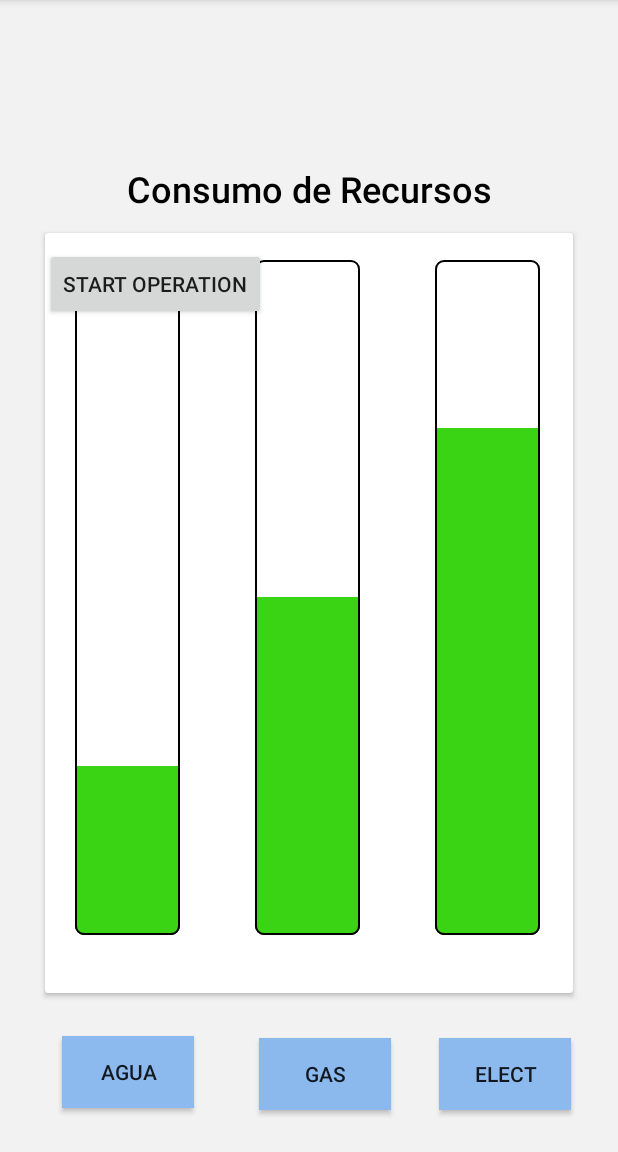
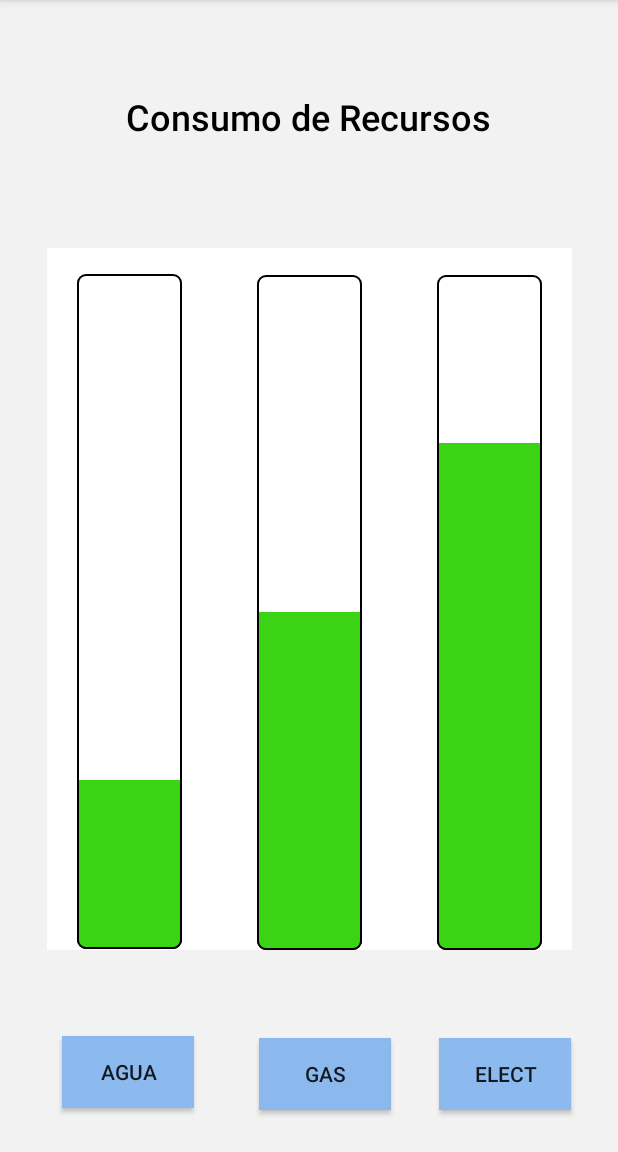
Before and after one commit to pipo2310/Sensors, an Android app: the Semaforos screen opened directly, with no data from a screen before it, on a phone screen of 412 x 824 dp, the part 84-1236 px from its top. Run offline under Robolectric (Android 15) with nearby library versions, the phone set to English and light mode, and no system bars.

Commit message:
Arreglar barras

```diff
--- a/AppSensores/app/src/main/java/com/example/appsensores/Semaforos.kt
+++ b/AppSensores/app/src/main/java/com/example/appsensores/Semaforos.kt
@@ -9,10 +9,11 @@ import android.widget.RelativeLayout
 import android.widget.TextView
 import android.widget.ProgressBar
 import android.os.Handler
+import kotlin.concurrent.thread
 
 
 class Semaforos : AppCompatActivity() {
-    private var progressStatus = 0
+    private var progressStatus = 50
     private val handler = Handler()
 
     override fun onCreate(savedInstanceState: Bundle?) {
@@ -20,21 +21,21 @@ class Semaforos : AppCompatActivity() {
         setContentView(R.layout.activity_semaforos)
 
         // Get the widgets reference from XML layout
-        val btn = findViewById(R.id.btn) as Button
-        val tv = findViewById(R.id.titulo) as TextView
-        val pb = findViewById(R.id.bar_agua) as ProgressBar
+        var btn = findViewById<Button>(R.id.btn_agua)
+        var tv = findViewById<TextView>(R.id.titulo)
+        var pb = findViewById<ProgressBar>(R.id.bar_agua)
 
         btn.setOnClickListener {
-            // Set the progress status zero on each button click
             progressStatus = 0
 
             // Start the lengthy operation in a background thread
-            Thread(Runnable {
-                while (progressStatus < 100) {
+            val thread = Thread {
+                while (progressStatus < 200) {
                     // Update the progress status
-                    progressStatus += 1
+                    progressStatus += 5
 
                     // Try to sleep the thread for 20 milliseconds
+
                     try {
                         Thread.sleep(20)
                     } catch (e: InterruptedException) {
@@ -47,13 +48,15 @@ class Semaforos : AppCompatActivity() {
                         // Show the progress on TextView
                         tv.text = progressStatus.toString() + ""
                         // If task execution completed
-                        if (progressStatus == 100) {
+                        if (progressStatus == 200) {
                             // Set a message of completion
                             tv.text = "Operation completed."
                         }
                     }
                 }
-            }).start() // Start the operation
+            }
+
+            thread.start()
         }
     }
 }
--- a/AppSensores/app/src/main/res/layout/activity_semaforos.xml
+++ b/AppSensores/app/src/main/res/layout/activity_semaforos.xml
@@ -5,7 +5,7 @@
         xmlns:app="http://schemas.android.com/apk/res-auto"
         android:layout_width="match_parent"
         android:layout_height="match_parent"
-        tools:context=".Semaforos" android:background="#F2F2F2">
+        tools:context=".Semaforos" android:background="#F2F2F2" android:id="@+id/pantalla">
 
     <Button
             android:text="Agua"
@@ -31,29 +31,31 @@
             app:layout_constraintStart_toEndOf="@+id/btn_agua" app:layout_constraintEnd_toStartOf="@+id/btn_elect"
             android:layout_marginBottom="28dp" app:layout_constraintBottom_toBottomOf="parent"
             app:layout_constraintHorizontal_bias="0.5"
-            app:layout_constraintTop_toBottomOf="@+id/cardView" app:layout_constraintVertical_bias="1.0"/>
+            app:layout_constraintTop_toBottomOf="@+id/frameLayout" app:layout_constraintVertical_bias="1.0"/>
     <TextView
             android:text="Consumo de Recursos"
             android:layout_width="wrap_content"
             android:layout_height="wrap_content"
             android:id="@+id/titulo" app:fontFamily="sans-serif-medium"
             android:textSize="24sp" android:textColor="#000000" app:layout_constraintTop_toTopOf="parent"
-            app:layout_constraintStart_toStartOf="parent" android:layout_marginTop="109dp"
-            app:layout_constraintEnd_toEndOf="parent" app:layout_constraintHorizontal_bias="0.5"
-    />
-    <androidx.cardview.widget.CardView
-            android:layout_width="0dp"
-            android:layout_height="0dp"
-            android:id="@+id/cardView" android:layout_marginTop="155dp"
-            android:layout_marginBottom="30dp" app:layout_constraintEnd_toEndOf="parent"
-            app:layout_constraintBottom_toTopOf="@+id/btn_gas" app:layout_constraintTop_toTopOf="parent"
-            app:layout_constraintStart_toStartOf="parent" android:layout_marginLeft="30dp"
-            android:layout_marginStart="30dp" android:layout_marginEnd="30dp" android:layout_marginRight="30dp">
+            app:layout_constraintStart_toStartOf="parent" android:layout_marginTop="16dp"
+            app:layout_constraintEnd_toEndOf="parent" app:layout_constraintHorizontal_bias="0.497"
+            android:layout_marginBottom="25dp" app:layout_constraintBottom_toTopOf="@+id/frameLayout"/>
+    <FrameLayout
+            android:layout_width="wrap_content"
+            android:layout_height="wrap_content"
+            android:background="#FFFFFF"
+            android:id="@+id/frameLayout"
+            app:layout_constraintTop_toBottomOf="@+id/titulo" android:layout_marginBottom="89dp"
+            app:layout_constraintEnd_toEndOf="parent" app:layout_constraintStart_toStartOf="parent"
+            android:layout_marginLeft="10dp" app:layout_constraintBottom_toBottomOf="parent"
+            android:layout_marginStart="10dp" android:layout_marginEnd="10dp" android:layout_marginRight="10dp"
+            app:layout_constraintHorizontal_bias="0.508">
         <ProgressBar
                 android:id="@+id/bar_agua"
                 style="?android:attr/progressBarStyleHorizontal"
                 android:layout_marginLeft="20dp"
-                android:layout_marginTop="18dp"
+                android:layout_marginTop="17dp"
                 android:layout_width="70dp"
                 android:layout_height="450dp"
                 android:progress="50"
@@ -77,6 +79,7 @@
                 android:id="@+id/bar_elect"
                 style="?android:attr/progressBarStyleHorizontal"
                 android:layout_marginLeft="260dp"
+                android:layout_marginRight="20dp"
                 android:layout_marginTop="18dp"
                 android:layout_width="70dp"
                 android:layout_height="450dp"
@@ -84,13 +87,5 @@
                 android:max="200"
                 android:progressDrawable="@drawable/progressbar_states"/>
         />
-        <Button
-                android:id="@+id/btn"
-                android:layout_width="wrap_content"
-                android:layout_height="wrap_content"
-                android:text="Start Operation"
-                android:layout_below="@id/bar_agua"
-                android:layout_marginTop="10dp"
-        />
-    </androidx.cardview.widget.CardView>
+    </FrameLayout>
 </androidx.constraintlayout.widget.ConstraintLayout>
```
Also changed, not shown: AppSensores/app/src/main/java/com/example/appsensores/MainActivity.kt (+9 -0 lines), AppSensores/app/src/main/res/layout/activity_main.xml (+6 -1 lines).
